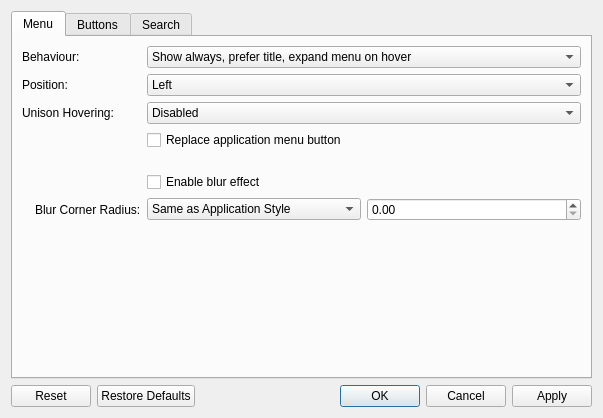
First picture: the form in kdecoration/config/ui/titlebarappmenubar.ui, repository paulmcauley/klassy, before the edit.
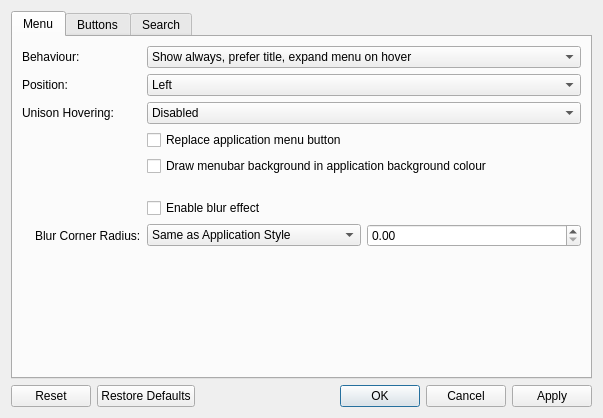
Second picture: the form after the edit.

Commit message: AppMenuBar background in application background colour

What changed in the file:
```diff
--- a/kdecoration/config/ui/titlebarappmenubar.ui
+++ b/kdecoration/config/ui/titlebarappmenubar.ui
@@ -133,28 +133,15 @@
          </property>
         </widget>
        </item>
-       <item row="5" column="1">
-        <widget class="QCheckBox" name="menuEnableBlurEffect">
+       <item row="4" column="1">
+        <widget class="QCheckBox" name="menuBarDrawBackgroundWindowColored">
          <property name="text">
-          <string>Enable blur effect</string>
+          <string>Draw menubar background in application background colour</string>
          </property>
         </widget>
        </item>
-       <item row="7" column="1">
-        <spacer name="verticalSpacer_3">
-         <property name="orientation">
-          <enum>Qt::Orientation::Vertical</enum>
-         </property>
-         <property name="sizeHint" stdset="0">
-          <size>
-           <width>20</width>
-           <height>40</height>
-          </size>
-         </property>
-        </spacer>
-       </item>
-       <item row="4" column="1">
-        <spacer name="verticalSpacer_4">
+       <item row="5" column="1">
+        <spacer name="verticalSpacer_5">
          <property name="orientation">
           <enum>Qt::Orientation::Vertical</enum>
          </property>
@@ -170,31 +157,13 @@
         </spacer>
        </item>
        <item row="6" column="1">
-        <layout class="QHBoxLayout" name="horizontalLayout_2">
-         <item>
-          <widget class="QComboBox" name="menuBlurCornerRadius">
-           <item>
-            <property name="text">
-             <string>Same as Application Style</string>
-            </property>
-           </item>
-           <item>
-            <property name="text">
-             <string>Custom</string>
-            </property>
-           </item>
-          </widget>
-         </item>
-         <item>
-          <widget class="QDoubleSpinBox" name="menuBlurCustomCornerRadius">
-           <property name="singleStep">
-            <double>0.100000000000000</double>
-           </property>
-          </widget>
-         </item>
-        </layout>
+        <widget class="QCheckBox" name="menuEnableBlurEffect">
+         <property name="text">
+          <string>Enable blur effect</string>
+         </property>
+        </widget>
        </item>
-       <item row="6" column="0">
+       <item row="7" column="0">
         <layout class="QHBoxLayout" name="horizontalLayout_4">
          <item>
           <widget class="QLabel" name="menuBlurCornerRadiusIcon">
@@ -215,6 +184,44 @@
          </item>
         </layout>
        </item>
+       <item row="7" column="1">
+        <layout class="QHBoxLayout" name="horizontalLayout_2">
+         <item>
+          <widget class="QComboBox" name="menuBlurCornerRadius">
+           <item>
+            <property name="text">
+             <string>Same as Application Style</string>
+            </property>
+           </item>
+           <item>
+            <property name="text">
+             <string>Custom</string>
+            </property>
+           </item>
+          </widget>
+         </item>
+         <item>
+          <widget class="QDoubleSpinBox" name="menuBlurCustomCornerRadius">
+           <property name="singleStep">
+            <double>0.100000000000000</double>
+           </property>
+          </widget>
+         </item>
+        </layout>
+       </item>
+       <item row="8" column="1">
+        <spacer name="verticalSpacer_3">
+         <property name="orientation">
+          <enum>Qt::Orientation::Vertical</enum>
+         </property>
+         <property name="sizeHint" stdset="0">
+          <size>
+           <width>20</width>
+           <height>40</height>
+          </size>
+         </property>
+        </spacer>
+       </item>
       </layout>
      </widget>
      <widget class="QWidget" name="tab">
```
Left out of the diff: 41 changed lines with no effect on the pictures. The commit also changes 10 other files.
